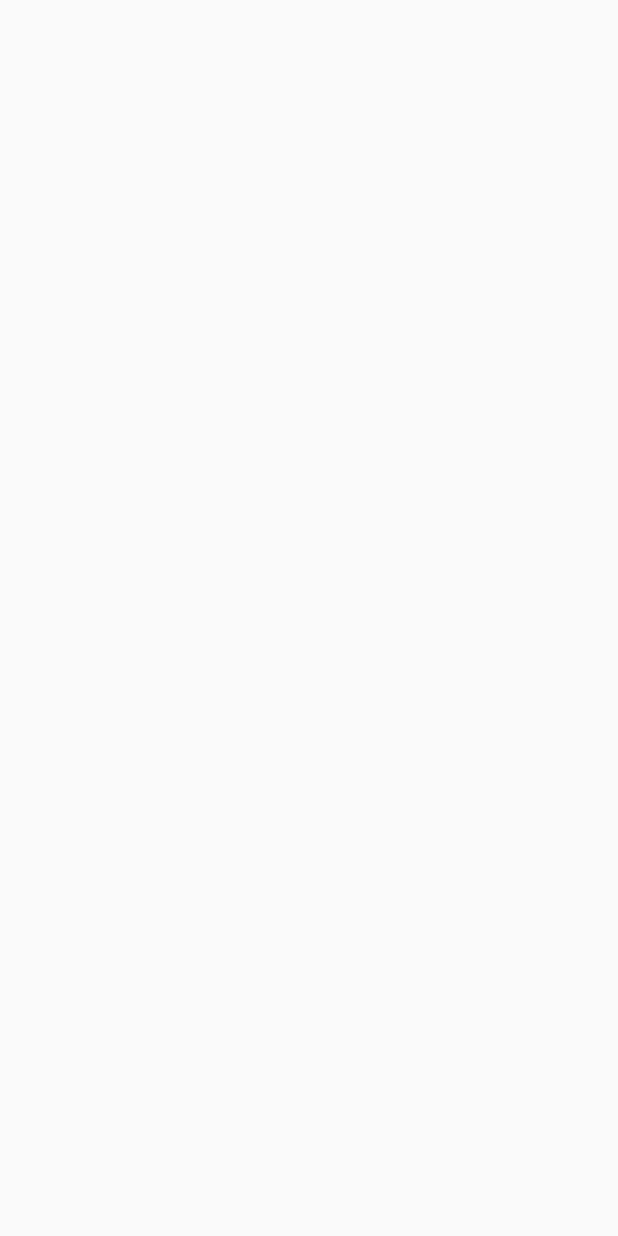
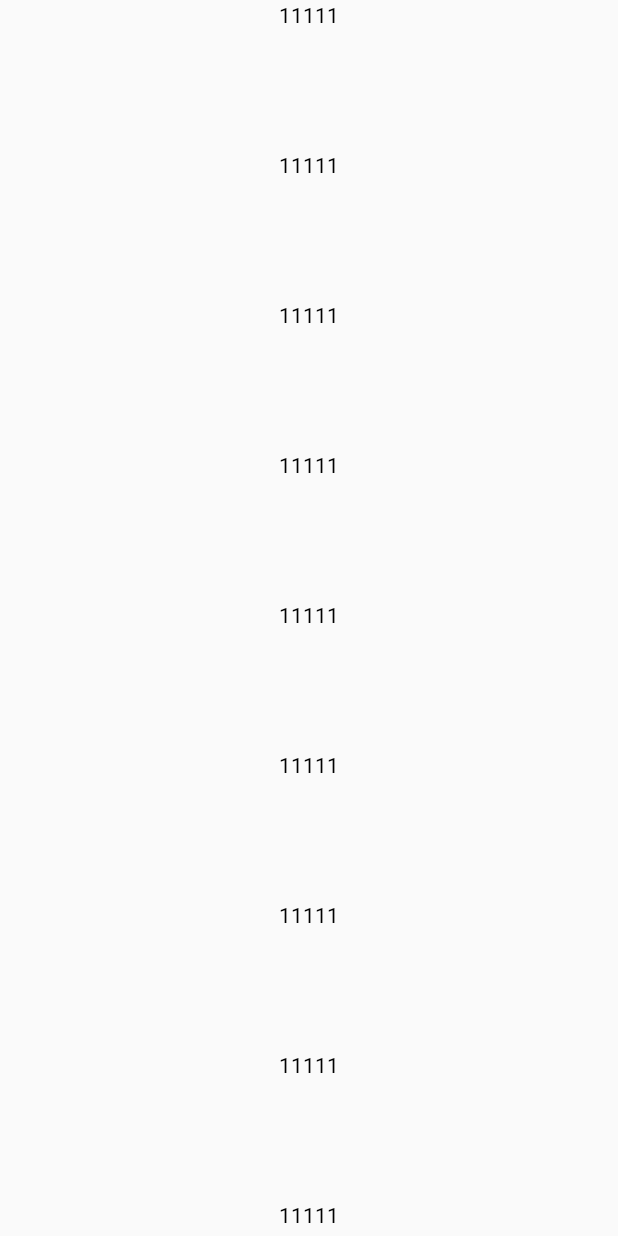
Before and after one commit to ruyue-zhang/Android_study_RecyclerView, an Android app: the ListActivity screen opened directly, with no data from a screen before it, on a phone screen of 412 x 824 dp. Before the commit the screen is empty. Run offline under Robolectric (Android 15) with nearby library versions, the phone set to English and light mode, and no system bars.

Commit message:
[ruyue] feat:use RecyclearView draw layout

```diff
--- a/app/build.gradle
+++ b/app/build.gradle
@@ -26,10 +26,9 @@ dependencies {
     implementation fileTree(dir: "libs", include: ["*.jar"])
     implementation 'androidx.appcompat:appcompat:1.2.0'
     implementation 'androidx.constraintlayout:constraintlayout:1.1.3'
-    //noinspection GradleCompatible
-    implementation 'com.android.support:recyclerview-v7:28.0.0'
     testImplementation 'junit:junit:4.12'
     androidTestImplementation 'androidx.test.ext:junit:1.1.1'
     androidTestImplementation 'androidx.test.espresso:espresso-core:3.2.0'
+    implementation 'com.android.support:recyclerview-v7:28.0.0'
 
 }
--- /dev/null
+++ b/app/src/main/java/com/ruyue/recyclerview/Data.java
@@ -0,0 +1,14 @@
+package com.ruyue.recyclerview;
+
+public class Data {
+    public String title;
+    public String description;
+    public int number;
+
+    public Data(String title, String description, int number) {
+        this.title = title;
+        this.description = description;
+        this.number = number;
+    }
+
+}
--- /dev/null
+++ b/app/src/main/java/com/ruyue/recyclerview/LinearAdapter.java
@@ -0,0 +1,43 @@
+package com.ruyue.recyclerview;
+
+import android.content.Context;
+import android.view.LayoutInflater;
+import android.view.View;
+import android.view.ViewGroup;
+import android.widget.TextView;
+
+import androidx.recyclerview.widget.RecyclerView;
+
+import java.util.List;
+
+class LinearAdapter extends RecyclerView.Adapter<LinearAdapter.LinearViewHolder> {
+    private Context myContext;
+
+    private List<String> list;
+
+    public LinearAdapter(Context context) {
+        this.myContext = context;
+    }
+    @Override
+    public LinearAdapter.LinearViewHolder onCreateViewHolder(ViewGroup parent, int viewType) {
+        return new LinearViewHolder(LayoutInflater.from(myContext).inflate(R.layout.linear_layout, parent, false));
+    }
+
+    @Override
+    public void onBindViewHolder(LinearViewHolder holder, int position) {
+        holder.textView.setText("11111");
+    }
+
+    @Override
+    public int getItemCount() {
+        return 10;
+    }
+
+    public static class LinearViewHolder extends RecyclerView.ViewHolder {
+        private TextView textView;
+        public LinearViewHolder(View itemView) {
+            super(itemView);
+            textView = itemView.findViewById(R.id.data_list);
+        }
+    }
+}
--- a/app/src/main/java/com/ruyue/recyclerview/ListActivity.java
+++ b/app/src/main/java/com/ruyue/recyclerview/ListActivity.java
@@ -1,6 +1,8 @@
 package com.ruyue.recyclerview;
 
 import androidx.appcompat.app.AppCompatActivity;
+import androidx.recyclerview.widget.LinearLayoutManager;
+import androidx.recyclerview.widget.RecyclerView;
 
 import android.os.Bundle;
 
@@ -10,5 +12,11 @@ public class ListActivity extends AppCompatActivity {
     protected void onCreate(Bundle savedInstanceState) {
         super.onCreate(savedInstanceState);
         setContentView(R.layout.activity_list);
+
+        RecyclerView myRecyclerView = findViewById(R.id.my_recyclerview);
+        myRecyclerView.setHasFixedSize(true);
+
+        myRecyclerView.setLayoutManager(new LinearLayoutManager(ListActivity.this));
+        myRecyclerView.setAdapter(new LinearAdapter(ListActivity.this));
     }
 }
--- a/app/src/main/res/layout/activity_list.xml
+++ b/app/src/main/res/layout/activity_list.xml
@@ -1,9 +1,13 @@
 <?xml version="1.0" encoding="utf-8"?>
-<androidx.constraintlayout.widget.ConstraintLayout xmlns:android="http://schemas.android.com/apk/res/android"
-    xmlns:app="http://schemas.android.com/apk/res-auto"
+<RelativeLayout xmlns:android="http://schemas.android.com/apk/res/android"
     xmlns:tools="http://schemas.android.com/tools"
     android:layout_width="match_parent"
     android:layout_height="match_parent"
     tools:context=".ListActivity">
 
-</androidx.constraintlayout.widget.ConstraintLayout>
+    <androidx.recyclerview.widget.RecyclerView
+        android:id="@+id/my_recyclerview"
+        android:layout_width="match_parent"
+        android:layout_height="wrap_content"/>
+
+</RelativeLayout>
--- /dev/null
+++ b/app/src/main/res/layout/linear_layout.xml
@@ -0,0 +1,14 @@
+<?xml version="1.0" encoding="utf-8"?>
+<LinearLayout xmlns:android="http://schemas.android.com/apk/res/android"
+    android:layout_width="match_parent"
+    android:layout_height="wrap_content"
+    android:orientation="vertical"
+    android:gravity="center">
+
+    <TextView
+        android:id="@+id/data_list"
+        android:layout_width="wrap_content"
+        android:layout_height="100dp"
+        android:textColor="#000"/>
+
+</LinearLayout>
```
Also changed, not shown: 1 other file.
